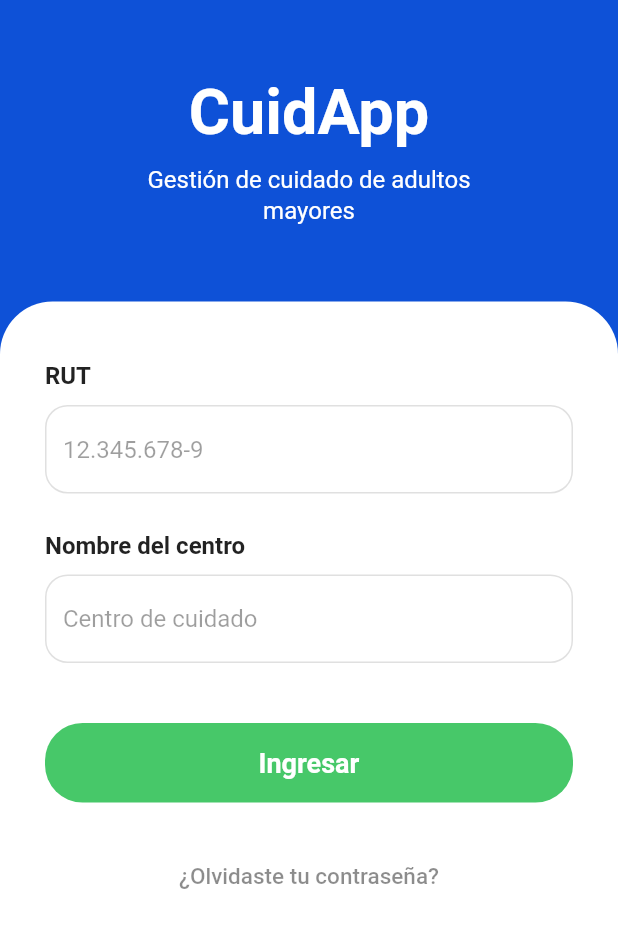
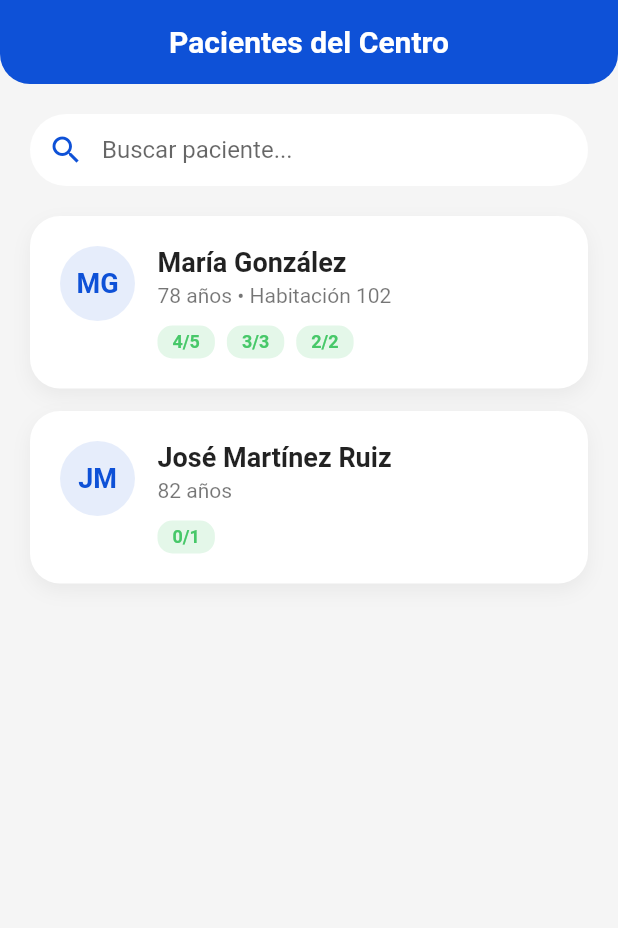
Before and after one commit to inna-m-f/Cuidapp, a Flutter app: the screen it shows after launch, after a tap on "Ingresar", on a phone screen of 412 x 824 dp. Shown: the top 928 px of the screen. Run offline on Flutter 3.47's test engine with Material 3 defaults, Android fonts, the phone set to English and light mode, and no system bars.

Commit message:
lista de pacientes

```diff
--- /dev/null
+++ b/lib/ui/screens/home_screen.dart
@@ -0,0 +1,165 @@
+import 'package:flutter/material.dart';
+import '../../core/theme.dart';
+
+class HomeScreen extends StatelessWidget {
+  const HomeScreen({Key? key}) : super(key: key);
+
+  @override
+  Widget build(BuildContext context) {
+    return Scaffold(
+      backgroundColor: Colors.grey.shade100,
+      appBar: AppBar(
+        title: const Text(
+          'Pacientes del Centro',
+          style: TextStyle(fontWeight: FontWeight.bold, color: AppTheme.white),
+        ),
+
+        automaticallyImplyLeading: false,
+      ),
+      body: Column(
+        children: [
+          // Barra de búsqueda flotante
+          Padding(
+            padding: const EdgeInsets.all(20.0),
+            child: TextField(
+              decoration: InputDecoration(
+                hintText: 'Buscar paciente...',
+                prefixIcon: const Icon(Icons.search, color: AppTheme.blue),
+                filled: true,
+                fillColor: AppTheme.white,
+                contentPadding: const EdgeInsets.symmetric(vertical: 0),
+                border: OutlineInputBorder(
+                  borderRadius: BorderRadius.circular(25),
+                  borderSide: BorderSide.none,
+                ),
+                enabledBorder: OutlineInputBorder(
+                  borderRadius: BorderRadius.circular(25),
+                  borderSide: BorderSide.none,
+                ),
+                focusedBorder: OutlineInputBorder(
+                  borderRadius: BorderRadius.circular(25),
+                  borderSide: const BorderSide(color: AppTheme.blue, width: 2),
+                ),
+              ),
+            ),
+          ),
+
+          // Lista de pacientes (ListView)
+          Expanded(
+            child: ListView(
+              padding: const EdgeInsets.symmetric(horizontal: 20.0),
+              children: [
+                _buildPatientCard(
+                  initials: 'MG',
+                  name: 'María González',
+                  details: '78 años • Habitación 102',
+                  status: 'Estable',
+                  progressChips: ['4/5', '3/3', '2/2'],
+                ),
+                const SizedBox(height: 15),
+                _buildPatientCard(
+                  initials: 'JM',
+                  name: 'José Martínez Ruiz',
+                  details: '82 años',
+                  status: 'Atención',
+                  progressChips: ['0/1'],
+                ),
+              ],
+            ),
+          ),
+        ],
+      ),
+    );
+  }
+
+  Widget _buildPatientCard({
+    required String initials,
+    required String name,
+    required String details,
+    required String status,
+    required List<String> progressChips,
+  }) {
+    return Container(
+      decoration: BoxDecoration(
+        color: AppTheme.white,
+        borderRadius: BorderRadius.circular(20),
+        boxShadow: [
+          BoxShadow(
+            color: Colors.black.withOpacity(0.05),
+            blurRadius: 10,
+            offset: const Offset(0, 5),
+          ),
+        ],
+      ),
+      padding: const EdgeInsets.all(20.0),
+      child: Row(
+        crossAxisAlignment: CrossAxisAlignment.start,
+        children: [
+          // Avatar con iniciales
+          CircleAvatar(
+            radius: 25,
+            backgroundColor: AppTheme.blue.withOpacity(0.1),
+            child: Text(
+              initials,
+              style: const TextStyle(
+                color: AppTheme.blue,
+                fontWeight: FontWeight.bold,
+                fontSize: 18,
+              ),
+            ),
+          ),
+          const SizedBox(width: 15),
+
+          // Información del paciente
+          Expanded(
+            child: Column(
+              crossAxisAlignment: CrossAxisAlignment.start,
+              children: [
+                Text(
+                  name,
+                  style: const TextStyle(
+                    fontSize: 18,
+                    fontWeight: FontWeight.bold,
+                    color: Colors.black87,
+                  ),
+                ),
+                const SizedBox(height: 4),
+                Text(
+                  details,
+                  style: const TextStyle(
+                    fontSize: 14,
+                    color: Colors.black54,
+                  ),
+                ),
+                const SizedBox(height: 12),
+
+
+                Wrap(
+                  spacing: 8,
+                  runSpacing: 8,
+                  children: progressChips.map((chipText) {
+                    return Container(
+                      padding: const EdgeInsets.symmetric(horizontal: 10, vertical: 4),
+                      decoration: BoxDecoration(
+                        color: AppTheme.green.withOpacity(0.15),
+                        borderRadius: BorderRadius.circular(10),
+                      ),
+                      child: Text(
+                        chipText,
+                        style: const TextStyle(
+                          color: AppTheme.green,
+                          fontWeight: FontWeight.bold,
+                          fontSize: 12,
+                        ),
+                      ),
+                    );
+                  }).toList(),
+                ),
+              ],
+            ),
+          ),
+        ],
+      ),
+    );
+  }
+}
--- a/lib/ui/screens/login_screen.dart
+++ b/lib/ui/screens/login_screen.dart
@@ -1,5 +1,6 @@
 import 'package:flutter/material.dart';
 import '../../core/theme.dart';
+import 'home_screen.dart';
 
 class LoginScreen extends StatefulWidget {
   const LoginScreen({Key? key}) : super(key: key);
@@ -12,7 +13,7 @@ class _LoginScreenState extends State<LoginScreen> {
   @override
   Widget build(BuildContext context) {
     return Scaffold(
-      // Fondo azul base (cabecera)
+
       backgroundColor: AppTheme.blue,
       body: SafeArea(
         bottom: false,
@@ -45,7 +46,7 @@ class _LoginScreenState extends State<LoginScreen> {
               ),
             ),
 
-            // Sección Inferior (Formulario Blanco)
+
             Expanded(
               child: Container(
                 width: double.infinity,
@@ -61,7 +62,7 @@ class _LoginScreenState extends State<LoginScreen> {
                   child: Column(
                     crossAxisAlignment: CrossAxisAlignment.start,
                     children: [
-                      // Label y TextField RUT
+                      // RUT
                       const Text(
                         'RUT',
                         style: TextStyle(
@@ -79,7 +80,7 @@ class _LoginScreenState extends State<LoginScreen> {
                       ),
                       const SizedBox(height: 25),
 
-                      // Label y TextField Nombre del centro
+                      // Nombre del centro
                       const Text(
                         'Nombre del centro',
                         style: TextStyle(
@@ -97,12 +98,14 @@ class _LoginScreenState extends State<LoginScreen> {
                       ),
                       const SizedBox(height: 40),
 
-                      // Botón Ingresar Verde
+                      // Botón
                       SizedBox(
                         width: double.infinity,
                         child: ElevatedButton(
                           onPressed: () {
-                            // TODO: Implementar lógica de validación e inicio de sesión
+                            Navigator.pushReplacement(context, MaterialPageRoute(builder: (context) => const HomeScreen()),
+                            );
+
                           },
                           child: const Text(
                             'Ingresar',
```
